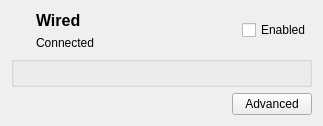
Above: src/wiredpage.ui from OSSystems/qconnman-ui before the change. Below: the same form after it.
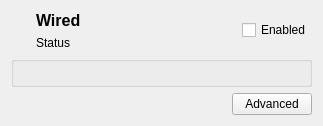
That is the form after the change. Icons and pictures are not drawn. Custom widgets are drawn as their Qt base class.

```diff
--- a/src/wiredpage.ui
+++ b/src/wiredpage.ui
@@ -68,7 +68,7 @@
            <item>
             <widget class="QLabel" name="status">
              <property name="text">
-              <string>Connected</string>
+              <string notr="true">Status</string>
              </property>
             </widget>
            </item>
```
